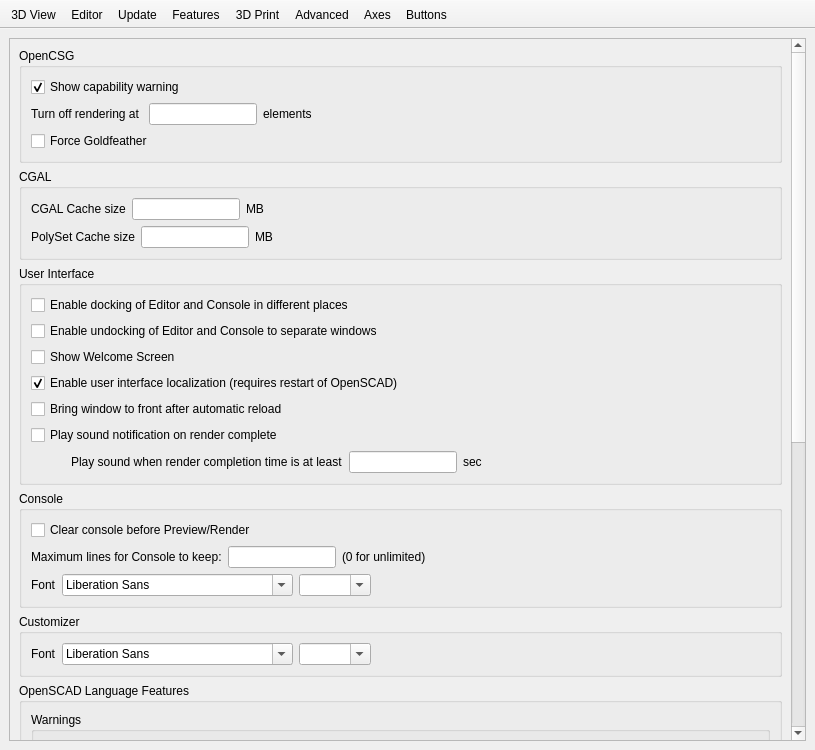
Above: src/gui/Preferences.ui from openscad/openscad before the change. Below: the same form after it.
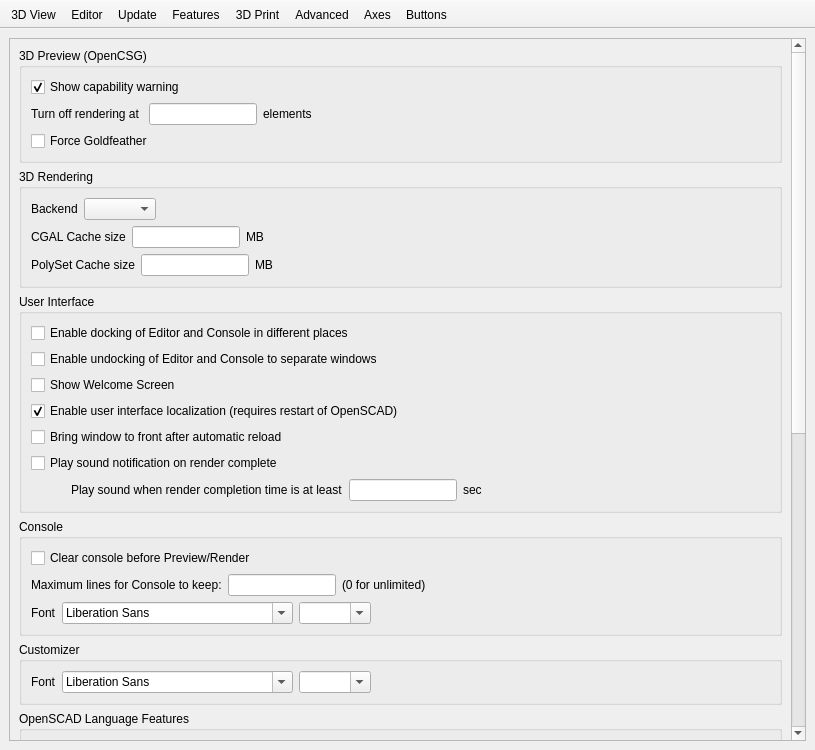
That is the form after the change. The open tabs and pages were chosen to show the change. Icons and pictures are not drawn. Custom widgets are drawn as their Qt base class.

Commit message: Add backend setting / flag to enable manifold in prod builds (#5235)

```diff
--- a/src/gui/Preferences.ui
+++ b/src/gui/Preferences.ui
@@ -1737,7 +1737,7 @@
             <item>
              <widget class="QGroupBox" name="groupBox_CSG">
               <property name="title">
-               <string>OpenCSG</string>
+               <string>3D Preview (OpenCSG)</string>
               </property>
               <layout class="QVBoxLayout" name="verticalLayout_6">
                <item>
@@ -1804,9 +1804,36 @@
             <item>
              <widget class="QGroupBox" name="groupBox_CGAL">
               <property name="title">
-               <string>CGAL</string>
+               <string>3D Rendering</string>
               </property>
               <layout class="QVBoxLayout" name="verticalLayout_14">
+               <item>
+                <layout class="QHBoxLayout" name="horizontalLayoutRenderBackend3D">
+                 <item>
+                  <widget class="QLabel" name="labelRenderBackend3D">
+                   <property name="text">
+                    <string>Backend</string>
+                   </property>
+                  </widget>
+                 </item>
+                 <item>
+                  <widget class="QComboBox" name="comboBoxRenderBackend3D"/>
+                 </item>
+                 <item>
+                  <spacer name="horizontalSpacerRenderBackend3D">
+                   <property name="orientation">
+                    <enum>Qt::Horizontal</enum>
+                   </property>
+                   <property name="sizeHint" stdset="0">
+                    <size>
+                     <width>40</width>
+                     <height>20</height>
+                    </size>
+                   </property>
+                  </spacer>
+                 </item>
+                </layout>
+               </item>
                <item>
                 <layout class="QHBoxLayout" name="horizontalLayout_cgalCacheSizeMB">
                  <item>
```
Left out of the diff: 2 changed lines with no effect on the pictures. The commit also changes 67 other files.
